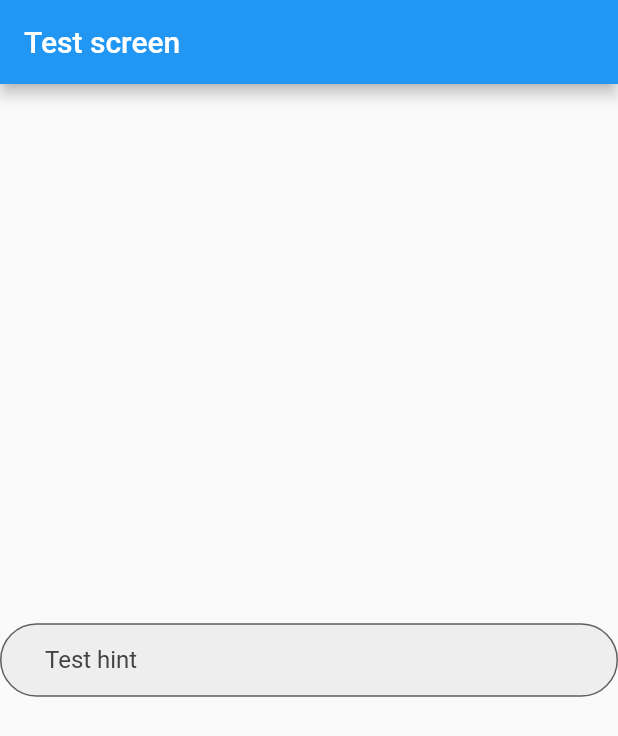
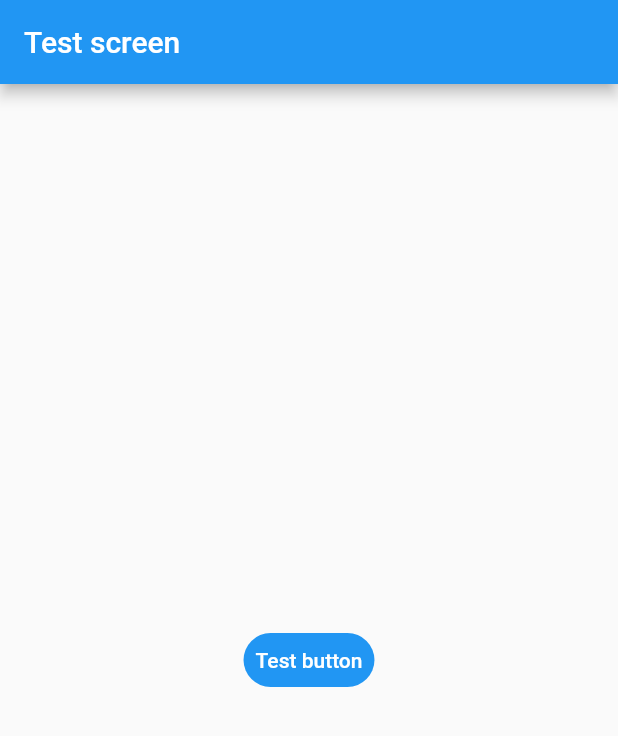
Before and after one commit to acbrimer/holberton-twitter_clone, a Flutter app: the screen it shows after launch, on a phone screen of 412 x 824 dp. Shown: the top 736 px of the screen. Run offline on Flutter 3.47's test engine with Material 2 defaults, Android fonts, the phone set to English and light mode, and no system bars.

Commit message:
Added CustomFlatButton

```diff
--- a/twitter/lib/main.dart
+++ b/twitter/lib/main.dart
@@ -1,5 +1,6 @@
 import 'package:flutter/material.dart';
 import './widgets/entry_field.dart';
+import './widgets/flat_button.dart';
 
 void main() {
   runApp(const MyApp());
@@ -11,14 +12,16 @@ class TestScreen extends StatelessWidget {
   @override
   Widget build(BuildContext context) {
     final testController = TextEditingController();
+    final testCustomField = CustomEntryField(
+      controller: testController,
+      hint: "Test hint",
+      isPassword: false,
+    );
+    final testButton = CustomFlatButton(
+        label: "Test button", onPressed: () => print('button pressed'));
     return (Scaffold(
         appBar: AppBar(title: const Text("Test screen")),
-        body: Center(
-            child: CustomEntryField(
-          controller: testController,
-          hint: "Test hint",
-          isPassword: false,
-        ))));
+        body: Center(child: testButton)));
   }
 }
 
--- /dev/null
+++ b/twitter/lib/widgets/flat_button.dart
@@ -0,0 +1,37 @@
+import 'package:flutter/material.dart';
+
+class CustomFlatButton extends StatelessWidget {
+  const CustomFlatButton(
+      {Key? key, required this.label, required this.onPressed})
+      : super(key: key);
+
+  final String label;
+  final void Function() onPressed;
+
+  @override
+  Widget build(BuildContext context) {
+    return (TextButton(
+        style: ButtonStyle(
+          shape: MaterialStateProperty.all<RoundedRectangleBorder>(
+              RoundedRectangleBorder(
+                  borderRadius: BorderRadius.circular(30),
+                  side: const BorderSide(style: BorderStyle.none))),
+          backgroundColor: MaterialStateProperty.all<Color>(Colors.blue),
+          foregroundColor: MaterialStateProperty.all<Color>(Colors.white),
+          overlayColor: MaterialStateProperty.resolveWith<Color?>(
+            (Set<MaterialState> states) {
+              if (states.contains(MaterialState.hovered)) {
+                return Colors.white.withOpacity(0.04);
+              }
+              if (states.contains(MaterialState.focused) ||
+                  states.contains(MaterialState.pressed)) {
+                return Colors.white.withOpacity(0.12);
+              }
+              return null; // Defer to the widget's default.
+            },
+          ),
+        ),
+        onPressed: onPressed,
+        child: Text(label)));
+  }
+}
```
